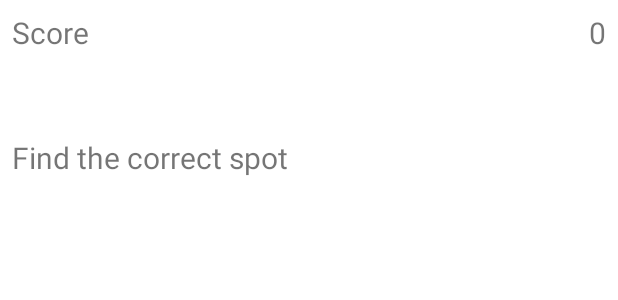
After one commit to andre279m/proj-cm-12, an Android app: the layout activity_puzzle.xml on its own in the app's theme, with its tools: preview values and no code run, on a phone screen of 412 x 824 dp. The commit adds this screen. Shown: the top 300 px of the screen. Run offline under Robolectric (Android 15) with nearby library versions, the phone set to English and light mode, and no system bars.

Commit message:
puzzle debug start

```diff
--- /dev/null
+++ b/app/src/main/res/layout/activity_puzzle.xml
@@ -0,0 +1,45 @@
+<?xml version="1.0" encoding="utf-8"?>
+<LinearLayout xmlns:android="http://schemas.android.com/apk/res/android"
+    xmlns:tools="http://schemas.android.com/tools"
+    android:id="@+id/activity_puzzle"
+    android:layout_width="match_parent"
+    android:layout_height="match_parent"
+    android:orientation="vertical"
+    tools:context="com.example.ingame.Puzzle">
+
+    <RelativeLayout
+        android:layout_width="match_parent"
+        android:layout_height="wrap_content"
+        android:padding="8dp"
+        android:layout_marginBottom="40dp">
+
+        <TextView
+            android:layout_width="wrap_content"
+            android:layout_height="wrap_content"
+            android:text="Score"
+            android:textSize="20sp"
+            android:layout_alignParentLeft="true"
+            android:id="@+id/score_text"/>
+
+        <TextView
+            android:layout_width="wrap_content"
+            android:layout_height="wrap_content"
+            android:id="@+id/score"
+            android:layout_alignParentRight="true"
+            android:text="0"
+            android:textSize="20sp"/>
+
+    </RelativeLayout>
+
+    <TextView
+        android:layout_width="match_parent"
+        android:layout_height="70dp"
+        android:text="Find the correct spot"
+        android:textSize="20sp"
+        android:padding="8dp"
+        android:layout_marginBottom="40dp"
+        android:id="@+id/puzzleText"/>
+
+
+
+</LinearLayout>
--- a/app/src/main/res/layout/activity_trivia.xml
+++ b/app/src/main/res/layout/activity_trivia.xml
@@ -1,7 +1,7 @@
 <?xml version="1.0" encoding="utf-8"?>
 <LinearLayout xmlns:android="http://schemas.android.com/apk/res/android"
     xmlns:tools="http://schemas.android.com/tools"
-    android:id="@+id/activity_quiz"
+    android:id="@+id/activity_trivia"
     android:layout_width="match_parent"
     android:layout_height="match_parent"
     android:orientation="vertical"
--- a/build.gradle
+++ b/build.gradle
@@ -4,6 +4,6 @@ buildscript {
     }
 }// Top-level build file where you can add configuration options common to all sub-projects/modules.
 plugins {
-    id 'com.android.application' version '7.3.1' apply false
-    id 'com.android.library' version '7.3.1' apply false
+    id 'com.android.application' version '7.4.0' apply false
+    id 'com.android.library' version '7.4.0' apply false
 }
```
Also changed, not shown: app/src/main/AndroidManifest.xml (+9 -0 lines), app/src/main/java/com/example/ingame/GestureListener.java (added, +20 -0 lines), app/src/main/java/com/example/ingame/Puzzle.java (added, +28 -0 lines), app/src/main/java/com/example/ingame/PuzzleCanvas.java (added, +94 -0 lines), gradle/wrapper/gradle-wrapper.properties.
